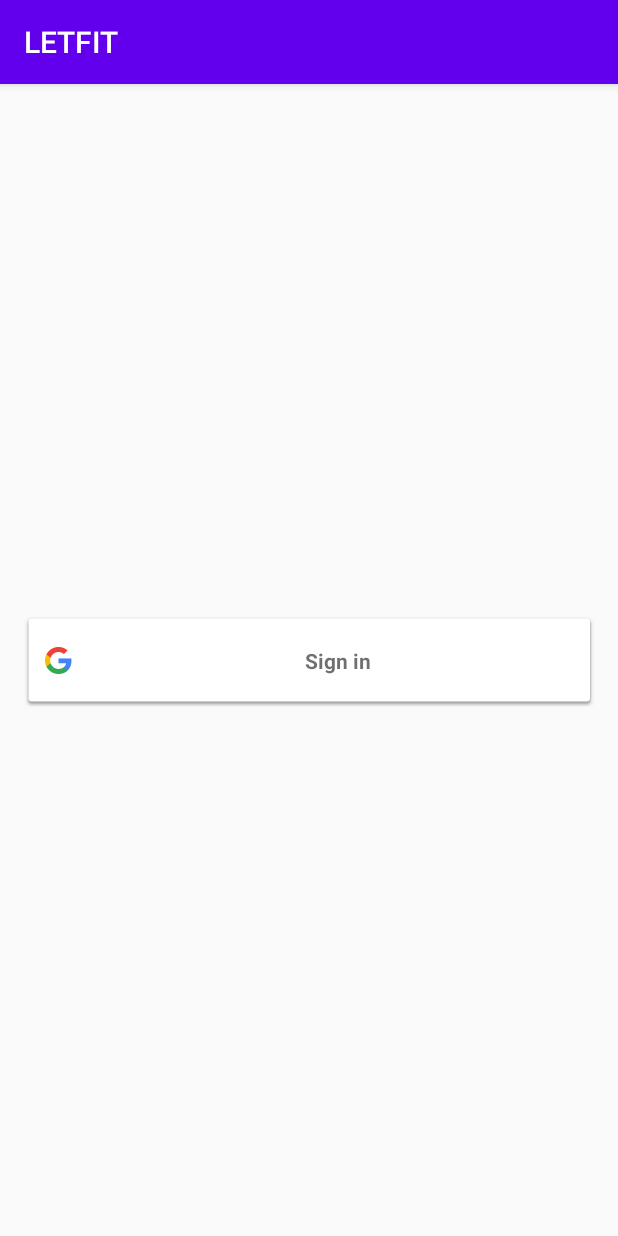
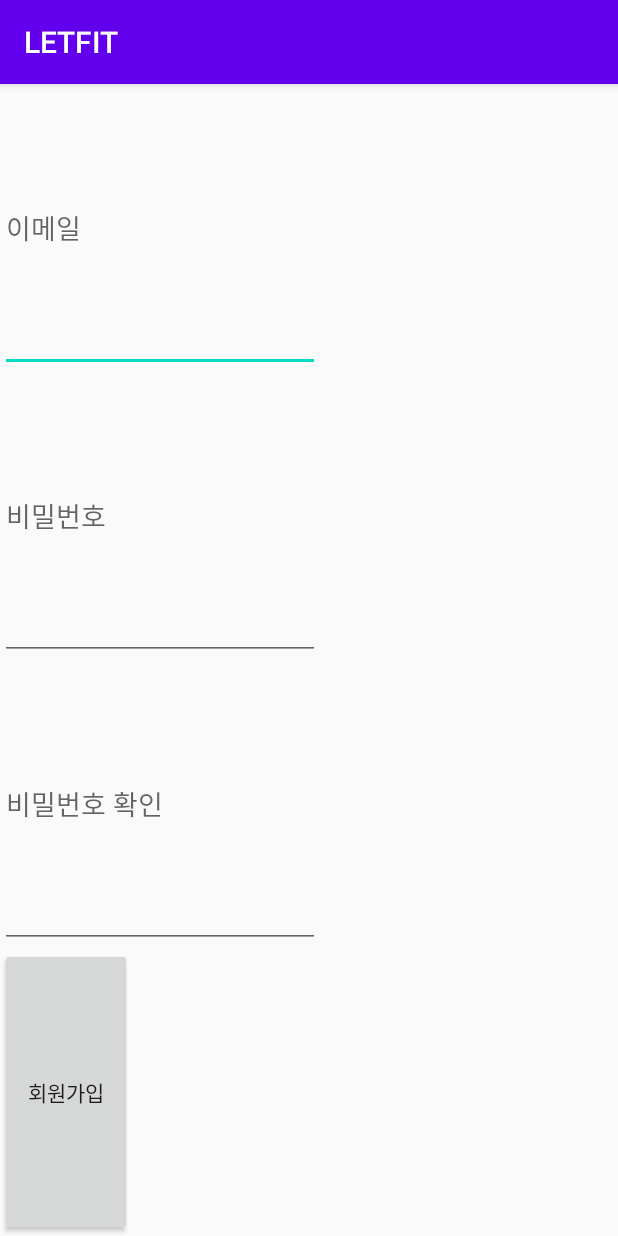
Before and after one commit to choiish98/LETFIT, an Android app: the screen it shows after launch (MainActivity before the commit, signUpActivity after it), on a phone screen of 412 x 824 dp. Run offline under Robolectric (Android 15) with nearby library versions, the phone set to English and light mode, and no system bars; our stand-ins replace Firebase (no records; nobody signed in at launch, a user with empty details on screens opened directly).

Commit message:
회원가입 로직

```diff
--- a/app/build.gradle
+++ b/app/build.gradle
@@ -34,6 +34,7 @@
 
     implementation 'com.google.firebase:firebase-auth:19.3.2'
     implementation 'com.google.android.gms:play-services-auth:18.1.0'
+    implementation 'com.google.firebase:firebase-core:17.0.0'
 }
 
 apply plugin: 'com.google.gms.google-services'
--- a/app/src/main/AndroidManifest.xml
+++ b/app/src/main/AndroidManifest.xml
@@ -10,7 +10,7 @@
         android:roundIcon="@mipmap/ic_launcher_round"
         android:supportsRtl="true"
         android:theme="@style/AppTheme">
-        <activity android:name=".MainActivity">
+        <activity android:name=".signUpActivity">
             <intent-filter>
                 <action android:name="android.intent.action.MAIN" />
 
--- a/app/src/main/java/com/example/letfit/MainActivity.java
+++ b/app/src/main/java/com/example/letfit/MainActivity.java
@@ -8,6 +8,7 @@
 
 import com.google.android.gms.auth.api.signin.GoogleSignInOptions;
 import com.google.android.gms.common.SignInButton;
+// 빨리 다운 로드 해라 이것들아;
 
 public class MainActivity extends AppCompatActivity {
 
@@ -16,17 +17,5 @@
         super.onCreate(savedInstanceState);
         setContentView(R.layout.activity_main);
 
-        GoogleSignInOptions gso = new GoogleSignInOptions.Builder(GoogleSignInOptions.DEFAULT_SIGN_IN)
-                .requestIdToken(getString(R.string.default_web_client_id))
-                .requestEmail()
-                .build();
-
-        SignInButton button = (SignInButton) findViewById(R.id.login_button);
-        button.setOnClickListener(new View.OnClickListener() {
-            @Override
-            public void onClick(View view) {
-                System.out.println("click test");
-            }
-        });
     }
 }
--- /dev/null
+++ b/app/src/main/java/com/example/letfit/signUpActivity.java
@@ -0,0 +1,79 @@
+package com.example.letfit;
+
+import android.os.Bundle;
+import android.util.Log;
+import android.view.View;
+import android.widget.EditText;
+
+import androidx.annotation.NonNull;
+import androidx.appcompat.app.AppCompatActivity;
+
+import com.google.android.gms.tasks.OnCompleteListener;
+import com.google.android.gms.tasks.Task;
+import com.google.firebase.auth.AuthResult;
+import com.google.firebase.auth.FirebaseAuth;
+import com.google.firebase.auth.FirebaseUser;
+
+public class signUpActivity extends AppCompatActivity {
+    private static final String TAG = "SignUpAcitivty";
+    private FirebaseAuth mAuth;
+
+    @Override
+    protected void onCreate(Bundle savedInstanceState) {
+        super.onCreate(savedInstanceState);
+        setContentView(R.layout.activity_sign_up);
+
+        // Initialize Firebase Auth
+        mAuth = FirebaseAuth.getInstance();
+
+        findViewById(R.id.sign_up_btn).setOnClickListener(onClickListener);
+    }
+
+    @Override
+    public void onStart() {
+        super.onStart();
+        // Check if user is signed in (non-null) and update UI accordingly.
+        FirebaseUser currentUser = mAuth.getCurrentUser();
+        //ui
+    }
+
+    View.OnClickListener onClickListener = new View.OnClickListener() {
+        @Override
+        public void onClick(View view) {
+            switch(view.getId()){
+                case R.id.sign_up_btn:
+                    sign();
+                    break;
+            }
+        }
+    };
+
+    private void sign() {
+        String email = ((EditText)findViewById(R.id.user_id)).getText().toString();
+        String password = ((EditText)findViewById(R.id.user_pw)).getText().toString();
+        String passwordCheck = ((EditText)findViewById(R.id.user_pw_check)).getText().toString();
+
+        if(password.equals(passwordCheck)) {
+            mAuth.createUserWithEmailAndPassword(email, password)
+                    .addOnCompleteListener(this, new OnCompleteListener<AuthResult>() {
+                        @Override
+                        public void onComplete(@NonNull Task<AuthResult> task) {
+                            if (task.isSuccessful()) {
+                                // Sign in success, update UI with the signed-in user's information
+                                Log.d(TAG, "createUserWithEmail:success");
+                                FirebaseUser user = mAuth.getCurrentUser();
+                                // 성공 시 ui
+                            } else {
+                                // If sign in fails, display a message to the user.
+                                Log.w(TAG, "createUserWithEmail:failure", task.getException());
+                                // 실패 시 ui
+                            }
+
+                            // ...
+                        }
+                    });
+        } else {
+
+        }
+    }
+}
--- a/app/src/main/res/layout/activity_main.xml
+++ b/app/src/main/res/layout/activity_main.xml
@@ -1,21 +1,7 @@
 <?xml version="1.0" encoding="utf-8"?>
-<androidx.constraintlayout.widget.ConstraintLayout xmlns:android="http://schemas.android.com/apk/res/android"
+<LinearLayout xmlns:android="http://schemas.android.com/apk/res/android"
     xmlns:app="http://schemas.android.com/apk/res-auto"
     xmlns:tools="http://schemas.android.com/tools"
     android:layout_width="match_parent"
     android:layout_height="match_parent"
-    tools:context=".MainActivity">
-
-    <com.google.android.gms.common.SignInButton
-        android:id="@+id/login_button"
-        android:layout_width="383dp"
-        android:layout_height="64dp"
-        android:layout_marginLeft="8dp"
-        android:layout_marginRight="8dp"
-        android:text="Hello World!"
-        app:layout_constraintBottom_toBottomOf="parent"
-        app:layout_constraintLeft_toLeftOf="parent"
-        app:layout_constraintRight_toRightOf="parent"
-        app:layout_constraintTop_toTopOf="parent" />
-
-</androidx.constraintlayout.widget.ConstraintLayout>
+    tools:context=".MainActivity"/>
--- /dev/null
+++ b/app/src/main/res/layout/activity_sign_up.xml
@@ -0,0 +1,40 @@
+<?xml version="1.0" encoding="utf-8"?>
+<LinearLayout xmlns:android="http://schemas.android.com/apk/res/android"
+    android:layout_width="match_parent"
+    android:layout_height="match_parent"
+    android:orientation="vertical">
+
+    <EditText
+        android:id="@+id/user_id"
+        android:layout_width="wrap_content"
+        android:layout_height="wrap_content"
+        android:layout_weight="1"
+        android:ems="10"
+        android:hint="이메일"
+        android:inputType="textPersonName" />
+
+    <EditText
+        android:id="@+id/user_pw"
+        android:layout_width="wrap_content"
+        android:layout_height="wrap_content"
+        android:layout_weight="1"
+        android:ems="10"
+        android:hint="비밀번호"
+        android:inputType="textPersonName" />
+
+    <EditText
+        android:id="@+id/user_pw_check"
+        android:layout_width="wrap_content"
+        android:layout_height="wrap_content"
+        android:layout_weight="1"
+        android:ems="10"
+        android:hint="비밀번호 확인"
+        android:inputType="textPersonName" />
+
+    <Button
+        android:id="@+id/sign_up_btn"
+        android:layout_width="wrap_content"
+        android:layout_height="wrap_content"
+        android:layout_weight="1"
+        android:text="회원가입" />
+</LinearLayout>
```
